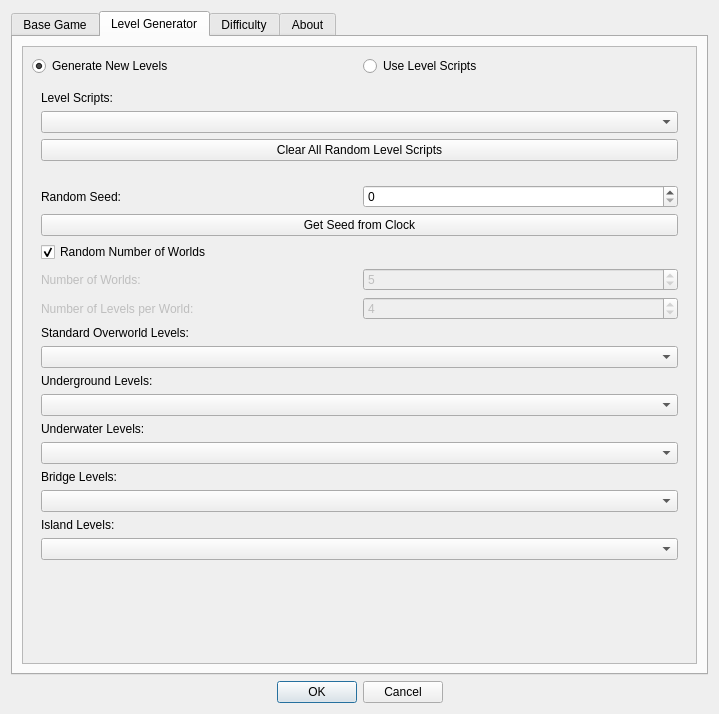
This is SMB1/SMB1_Compliance_To_SMB1/Configure_Settings_Form.ui in Coolcord/Level-Headed as Qt 5 draws it before an edit. The edited form follows.
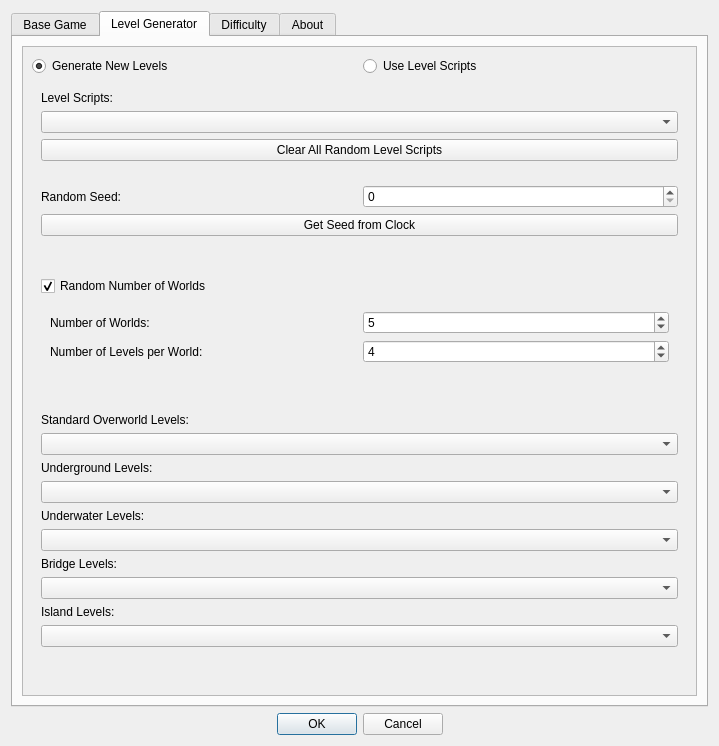
This is the edited form. The open tabs and pages were chosen to show the change.

Commit message: Number of worlds and levels is now hidden when random is selected

Patch:
```diff
--- a/SMB1/SMB1_Compliance_To_SMB1/Configure_Settings_Form.ui
+++ b/SMB1/SMB1_Compliance_To_SMB1/Configure_Settings_Form.ui
@@ -7,7 +7,7 @@
     <x>0</x>
     <y>0</y>
     <width>719</width>
-    <height>714</height>
+    <height>746</height>
    </rect>
   </property>
   <property name="windowTitle">
@@ -338,7 +338,7 @@
             <x>0</x>
             <y>0</y>
             <width>652</width>
-            <height>639</height>
+            <height>653</height>
            </rect>
           </property>
           <layout class="QVBoxLayout" name="verticalLayout_4">
@@ -422,7 +422,18 @@
                </layout>
               </item>
               <item>
-               <layout class="QVBoxLayout" name="layoutLevelNumberSettings">
+               <spacer name="verticalSpacer_4">
+                <property name="orientation">
+                 <enum>Qt::Vertical</enum>
+                </property>
+                <property name="sizeHint" stdset="0">
+                 <size>
+                  <width>20</width>
+                  <height>40</height>
+                 </size>
+                </property>
+               </spacer>
+              </item>
                 <item>
                  <widget class="QCheckBox" name="cbRandomNumWorlds">
                   <property name="enabled">
@@ -437,11 +448,14 @@
                  </widget>
                 </item>
                 <item>
+               <widget class="QWidget" name="layoutNumWorldsWidget" native="true">
+                <layout class="QVBoxLayout" name="layoutLevelNumberSettings">
+                 <item>
                  <layout class="QHBoxLayout" name="layoutNumWorlds">
                   <item>
                    <widget class="QLabel" name="lblNumWorlds">
                     <property name="enabled">
-                     <bool>false</bool>
+                      <bool>true</bool>
                     </property>
                     <property name="text">
                      <string>Number of Worlds:</string>
@@ -451,7 +465,7 @@
                   <item>
                    <widget class="QSpinBox" name="sbNumWorlds">
                     <property name="enabled">
-                     <bool>false</bool>
+                      <bool>true</bool>
                     </property>
                     <property name="minimum">
                      <number>1</number>
@@ -471,7 +485,7 @@
                   <item>
                    <widget class="QLabel" name="lblNumLevelsPerWorld">
                     <property name="enabled">
-                     <bool>false</bool>
+                      <bool>true</bool>
                     </property>
                     <property name="text">
                      <string>Number of Levels per World: </string>
@@ -481,7 +495,7 @@
                   <item>
                    <widget class="QSpinBox" name="sbNumLevelsPerWorld">
                     <property name="enabled">
-                     <bool>false</bool>
+                      <bool>true</bool>
                     </property>
                     <property name="minimum">
                      <number>1</number>
@@ -497,6 +511,20 @@
                  </layout>
                 </item>
                </layout>
+               </widget>
+              </item>
+              <item>
+               <spacer name="verticalSpacer_5">
+                <property name="orientation">
+                 <enum>Qt::Vertical</enum>
+                </property>
+                <property name="sizeHint" stdset="0">
+                 <size>
+                  <width>20</width>
+                  <height>40</height>
+                 </size>
+                </property>
+               </spacer>
               </item>
               <item>
                <layout class="QVBoxLayout" name="layoutStandardOverworldLevels">
```
Left out of the diff: 6 changed lines with no effect on the pictures. Lines whose indentation alone changed are shown as unchanged. The commit also changes 2 other files.
